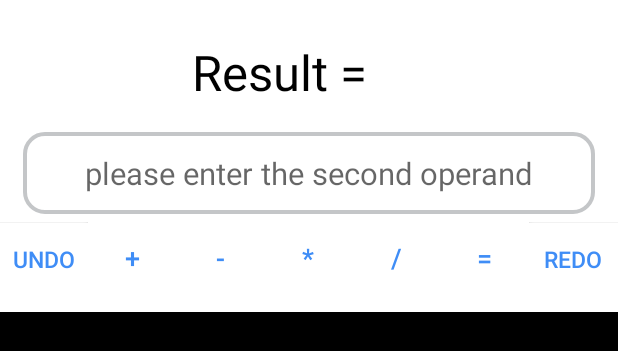
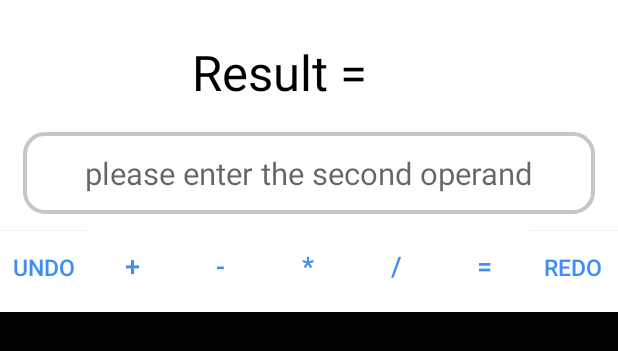
Before and after one commit to yehyaabdelazize/Thirdwayvcalculato, an Android app: the layout activity_calcu.xml on its own in the app's theme, with its tools: preview values and no code run, on a phone screen of 412 x 824 dp. Shown: the top 351 px of the screen. Run offline under Robolectric (Android 15) with nearby library versions, the phone set to English and light mode, and no system bars.

Commit message:
5th Commit

```diff
--- a/build.gradle
+++ b/build.gradle
@@ -68,6 +68,8 @@ android {
         // LiveData
         implementation "androidx.lifecycle:lifecycle-livedata:$lifecycle_version"
 
+        implementation 'android.arch.lifecycle:extensions:1.1.0'
+
         // SDP dependency
         implementation 'com.intuit.ssp:ssp-android:1.0.5'
         implementation 'com.intuit.sdp:sdp-android:1.0.5'
--- a/src/main/AndroidManifest.xml
+++ b/src/main/AndroidManifest.xml
@@ -9,8 +9,8 @@
         android:roundIcon="@mipmap/ic_launcher_round"
         android:supportsRtl="true"
         android:theme="@style/AppTheme">
-        <activity android:name=".ui.MainCalcutor.CalcuActivity"/>
-        <activity android:name=".ui.Splash.Splash" >
+        <activity android:name=".ui.maincalculator.CalcuActivity"/>
+        <activity android:name=".ui.splash.Splash" >
             <intent-filter>
                 <action android:name="android.intent.action.MAIN" />
                 <category android:name="android.intent.category.LAUNCHER" />
--- a/src/main/java/com/yahya/thirdwayvcalculator/ui/MainCalcutor/CalcuAdapter.java
+++ b/src/main/java/com/yahya/thirdwayvcalculator/ui/maincalculator/CalcuAdapter.java
@@ -1,10 +1,9 @@
-package com.yahya.thirdwayvcalculator.ui.MainCalcutor;
+package com.yahya.thirdwayvcalculator.ui.maincalculator;
 
 import android.content.Context;
 import android.view.LayoutInflater;
 import android.view.View;
 import android.view.ViewGroup;
-import android.widget.ImageView;
 import android.widget.TextView;
 
 import androidx.recyclerview.widget.RecyclerView;
@@ -43,7 +42,7 @@ public class CalcuAdapter extends RecyclerView.Adapter<CalcuAdapter.ViewHolder>
 
     @Override
     public void onBindViewHolder(CalcuAdapter.ViewHolder viewHolder, int i) {
-        viewHolder.operation.setText(operations.get(i).getOperation());
+        viewHolder.operation.setText(operations.get(i).getSign()+operations.get(i).getOperation());
 
     }
 
--- a/src/main/res/layout/activity_calcu.xml
+++ b/src/main/res/layout/activity_calcu.xml
@@ -3,14 +3,19 @@
     xmlns:app="http://schemas.android.com/apk/res-auto"
     xmlns:tools="http://schemas.android.com/tools">
 
-    <data></data>
+    <data>
+
+        <variable
+            name="challenge"
+            type="com.yahya.thirdwayvcalculator.ui.maincalculator.CalcuViewModel" />
+    </data>
 
     <androidx.constraintlayout.widget.ConstraintLayout
         android:layout_width="match_parent"
         android:layout_height="match_parent"
         android:background="@color/white"
         android:focusableInTouchMode="false"
-        tools:context=".ui.MainCalcutor.CalcuActivity">
+        tools:context=".ui.maincalculator.CalcuActivity">
 
         <TextView
             android:id="@+id/textView"
@@ -77,7 +82,8 @@
             android:id="@+id/lin_btns"
             android:layout_width="match_parent"
             android:layout_height="wrap_content"
-            android:layout_marginTop="@dimen/_4sdp"
+            android:layout_marginTop="@dimen/_8sdp"
+            android:layout_marginBottom="@dimen/_4sdp"
             android:orientation="horizontal"
             android:weightSum="70"
             app:layout_constraintEnd_toEndOf="parent"
@@ -90,6 +96,7 @@
                 android:layout_height="wrap_content"
                 android:layout_weight="10"
                 android:background="@color/white"
+                android:onClick="@{challenge::onClick}"
                 android:text="@string/undo"
                 android:textColor="@color/blue"
                 android:textSize="@dimen/_12sdp" />
@@ -101,6 +108,7 @@
                 android:layout_height="wrap_content"
                 android:layout_weight="10"
                 android:background="@color/white"
+                android:onClick="@{challenge::onClick}"
                 android:text="@string/plus"
                 android:textColor="@color/blue"
                 android:textSize="@dimen/_14sdp" />
@@ -111,6 +119,7 @@
                 android:layout_height="wrap_content"
                 android:layout_weight="10"
                 android:background="@color/white"
+                android:onClick="@{challenge::onClick}"
                 android:text="@string/minus"
                 android:textColor="@color/blue"
                 android:textSize="@dimen/_14sdp" />
@@ -121,6 +130,7 @@
                 android:layout_height="wrap_content"
                 android:layout_weight="10"
                 android:background="@color/white"
+                android:onClick="@{challenge::onClick}"
                 android:text="@string/multiply"
                 android:textColor="@color/blue"
                 android:textSize="@dimen/_14sdp" />
@@ -131,6 +141,7 @@
                 android:layout_height="wrap_content"
                 android:layout_weight="10"
                 android:background="@color/white"
+                android:onClick="@{challenge::onClick}"
                 android:text="@string/division"
                 android:textColor="@color/blue"
                 android:textSize="@dimen/_14sdp" />
@@ -141,6 +152,7 @@
                 android:layout_height="wrap_content"
                 android:layout_weight="10"
                 android:background="@color/white"
+                android:onClick="@{challenge::onClick}"
                 android:text="@string/equal"
                 android:textColor="@color/blue"
                 android:textSize="@dimen/_14sdp" />
@@ -151,6 +163,7 @@
                 android:layout_height="wrap_content"
                 android:layout_weight="10"
                 android:background="@color/white"
+                android:onClick="@{challenge::onClick}"
                 android:text="@string/redo"
                 android:textColor="@color/blue"
                 android:textSize="@dimen/_12sdp" />
```
Also changed, not shown: src/main/java/com/yahya/thirdwayvcalculator/pojo/models/OperationModel.java (+11 -1 lines), src/main/java/com/yahya/thirdwayvcalculator/ui/MainCalcutor/CalcuActivity.java (deleted, +0 -165 lines), src/main/java/com/yahya/thirdwayvcalculator/ui/MainCalcutor/CalcuViewModel.java (deleted, +0 -14 lines), src/main/java/com/yahya/thirdwayvcalculator/ui/maincalculator/CalcuActivity.java (added, +54 -0 lines), src/main/java/com/yahya/thirdwayvcalculator/ui/maincalculator/CalcuViewModel.java (added, +142 -0 lines), src/main/java/com/yahya/thirdwayvcalculator/ui/splash/Splash.java (renamed from src/main/java/com/yahya/thirdwayvcalculator/ui/Splash/Splash.java, +3 -4 lines), src/main/res/layout/activity_splash.xml (+5 -6 lines), src/main/res/layout/item_operation_rec.xml (+8 -1 lines).
